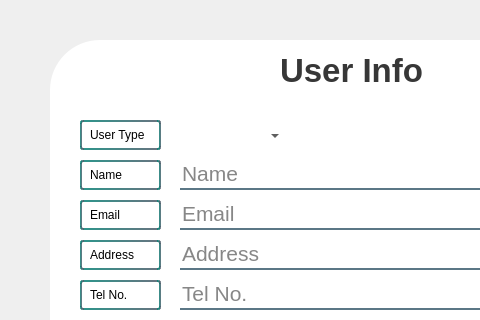
Above: adminCreateUser.ui from sallyeo/goalDiggers before the change; both pictures show x 0 to 480 and y 0 to 320 of the 639 by 718 pixel window. Below: the same form after it.
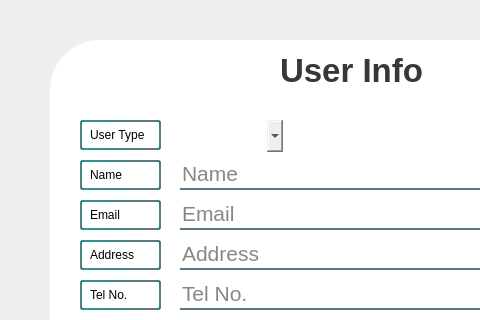
That is the form after the change.

Diff of the .ui file:
```diff
--- a/adminCreateUser.ui
+++ b/adminCreateUser.ui
@@ -343,8 +343,7 @@
      <bool>false</bool>
     </property>
     <property name="styleSheet">
-     <string notr="true">background-color:rgba(0, 0, 0, 0);
-border:none;
+     <string notr="true">border:none;
 color:rgba(0, 0, 0, 240);
 padding-bottom:1px;</string>
     </property>
```
